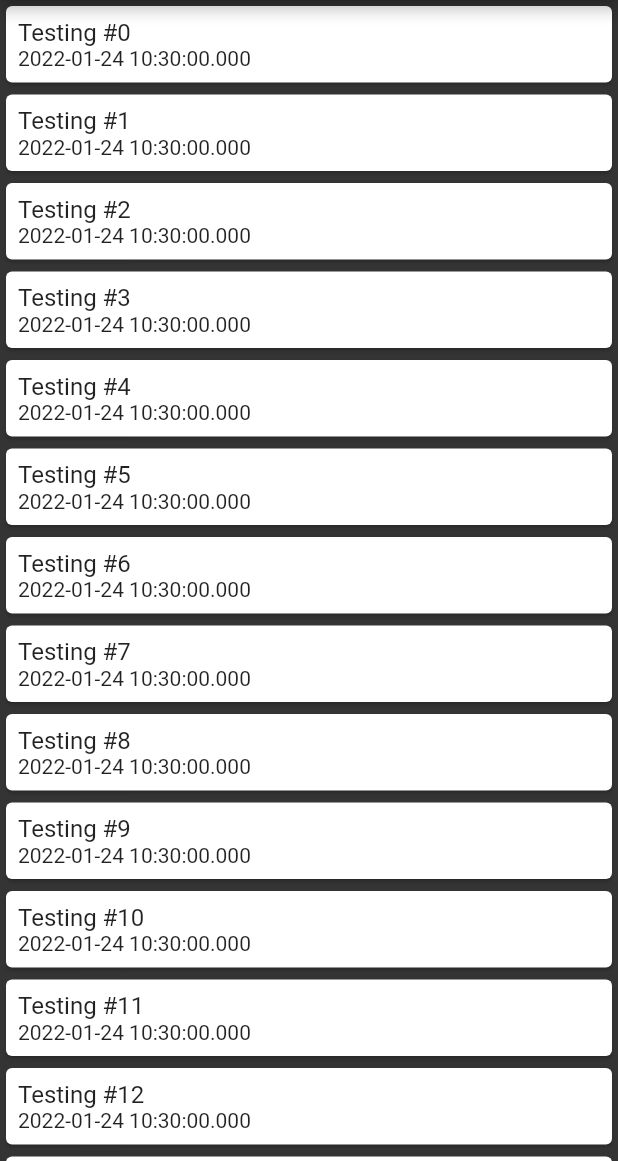
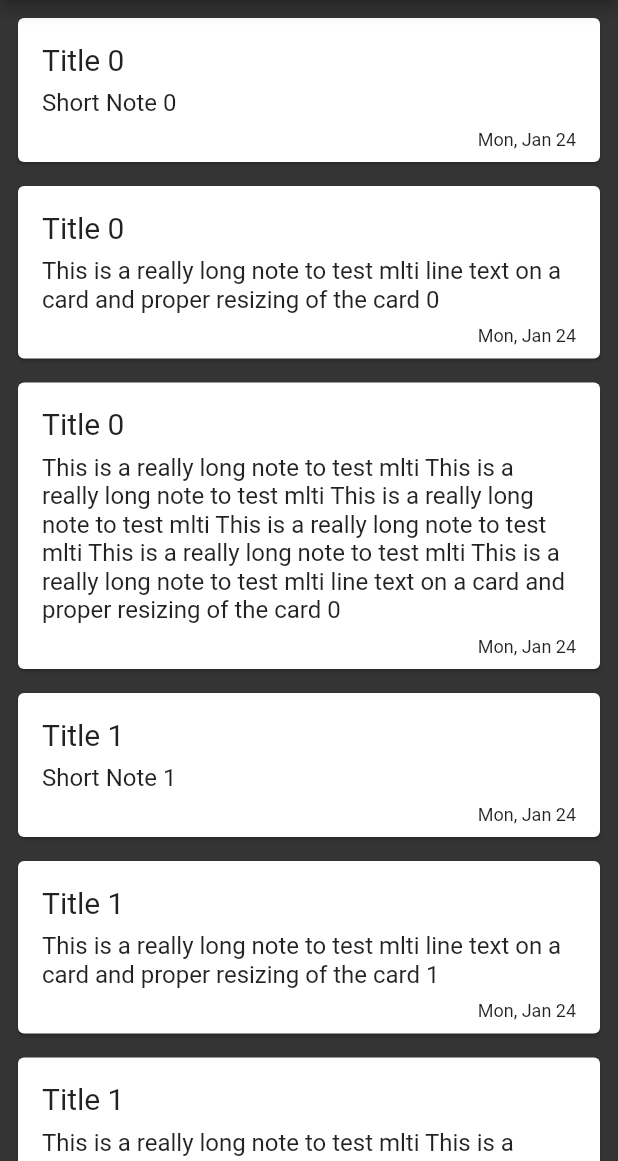
Before and after one commit to asyncaneek/ruminotes, a Flutter app: the screen it shows after launch, on a phone screen of 412 x 824 dp, the part 75-1236 px from its top. Run offline on Flutter 3.47's test engine with Material 2 defaults, Android fonts, the phone set to English and light mode, and no system bars.

Commit message:
added title and separated widgets further

```diff
--- a/lib/data_source/local_strorage.dart
+++ b/lib/data_source/local_strorage.dart
@@ -1,13 +1,23 @@
-import 'package:rumi_notes/model/NoteId.dart';
-import 'package:rumi_notes/model/Note.dart';
-import 'package:rumi_notes/model/StorageInterface.dart';
+import 'package:rumi_notes/model/note_id.dart';
+import 'package:rumi_notes/model/note.dart';
+import 'package:rumi_notes/model/storage_interface.dart';
 
 class LocalStorage extends StorageInterface {
   List<Note> notes = [];
 
   LocalStorage() {
-    for (var i = 0; i < 20; i++) {
-      notes.add(Note(id: NoteId(i), body: "Testing #$i"));
+    for (var i = 0; i < 2; i++) {
+      notes.add(Note(id: NoteId(i), title: "Title $i", text: "Short Note $i"));
+      notes.add(Note(
+          id: NoteId(i),
+          title: "Title $i",
+          text:
+              "This is a really long note to test mlti line text on a card and proper resizing of the card $i"));
+      notes.add(Note(
+          id: NoteId(i),
+          title: "Title $i",
+          text:
+              "This is a really long note to test mlti This is a really long note to test mlti This is a really long note to test mlti This is a really long note to test mlti This is a really long note to test mlti This is a really long note to test mlti line text on a card and proper resizing of the card $i"));
     }
   }
 
@@ -17,10 +27,8 @@ class LocalStorage extends StorageInterface {
   }
 
   @override
-  Note? getNoteAtIndex(int index)
-  // async
-  {
-    // await Future.delayed(const Duration(seconds: 2));
+  Future<Note?> getNoteAtIndex(int index) async {
+    await Future.delayed(const Duration(milliseconds: 1000));
     if (index < notes.length && index >= 0) {
       return notes.elementAt(index);
     }
--- a/lib/model/Note.dart
+++ b/lib/model/Note.dart
@@ -1,9 +1,10 @@
-import 'NoteId.dart';
+import 'note_id.dart';
 
 class Note {
   NoteId? id;
-  String body = "New Note";
+  String? title = "Title";
+  String? text = "New Note";
   DateTime time = DateTime.now();
 
-  Note({this.id, required this.body});
+  Note({this.id, this.title, this.text});
 }
--- a/lib/model/StorageInterface.dart
+++ /dev/null
@@ -1,6 +0,0 @@
-import 'package:rumi_notes/model/Note.dart';
-
-abstract class StorageInterface {
-  int getNotesCount();
-  Note? getNoteAtIndex(int index);
-}
--- a/lib/model/NoteId.dart
+++ b/lib/model/note_id.dart
@@ -1,5 +1,3 @@
-import 'dart:ffi';
-
 class NoteId {
   int? id;
   NoteId(this.id);
--- /dev/null
+++ b/lib/model/storage_interface.dart
@@ -0,0 +1,6 @@
+import 'package:rumi_notes/model/note.dart';
+
+abstract class StorageInterface {
+  int getNotesCount();
+  Future<Note?> getNoteAtIndex(int index);
+}
--- /dev/null
+++ b/lib/view/components/note_card.dart
@@ -0,0 +1,50 @@
+import 'package:flutter/material.dart';
+import 'package:rumi_notes/model/note.dart';
+import 'package:rumi_notes/view/components/note_list.dart';
+import 'package:intl/intl.dart';
+
+class NoteCard extends StatelessWidget {
+  static const String errorString = "error - no data";
+  String titleStr = errorString;
+  String bodyStr = errorString;
+  String timeStr = errorString;
+
+  NoteCard({Key? key, required Note? note}) : super(key: key) {
+    if (note != null) {
+      titleStr = note.title ?? "";
+      bodyStr = note.text ?? "";
+      timeStr = DateFormat('E, MMM dd').format(note.time);
+    }
+  }
+
+  @override
+  Widget build(BuildContext context) {
+    return Padding(
+      padding: const EdgeInsets.fromLTRB(
+          defPadding, defPadding, defPadding, defPadding / 2),
+      child: Column(
+        // align the text to the left instead of centered
+        crossAxisAlignment: CrossAxisAlignment.start,
+        children: <Widget>[
+          Text(
+            titleStr,
+            style: const TextStyle(fontSize: 20),
+          ),
+          const SizedBox(height: defPadding / 2),
+          Text(
+            bodyStr,
+            maxLines: null,
+            style: const TextStyle(fontSize: 16),
+          ),
+          const SizedBox(height: defPadding / 2),
+          Row(
+            mainAxisAlignment: MainAxisAlignment.end,
+            children: [
+              Text(timeStr, style: const TextStyle(fontSize: 12)),
+            ],
+          ),
+        ],
+      ),
+    );
+  }
+}
--- /dev/null
+++ b/lib/view/components/note_list.dart
@@ -0,0 +1,54 @@
+import 'package:flutter/material.dart';
+import 'package:rumi_notes/model/note.dart';
+import 'package:rumi_notes/model/storage_interface.dart';
+import 'package:rumi_notes/view/components/note_card.dart';
+import 'package:rumi_notes/view/components/skeleton.dart';
+
+const double defPadding = 16.0;
+
+class CardList extends StatelessWidget {
+  final StorageInterface storage;
+
+  const CardList({Key? key, required this.storage}) : super(key: key);
+
+  @override
+  Widget build(BuildContext context) {
+    return ListView.separated(
+        padding: const EdgeInsets.all(defPadding / 2),
+        itemBuilder: (context, index) {
+          return AsyncNoteCard(note: storage.getNoteAtIndex(index));
+        },
+        separatorBuilder: (BuildContext context, i) =>
+            const Skeleton(height: defPadding / 2),
+        itemCount: storage.getNotesCount());
+  }
+}
+
+class AsyncNoteCard extends StatelessWidget {
+  const AsyncNoteCard({Key? key, required this.note}) : super(key: key);
+
+  final Future<Note?> note;
+
+  @override
+  Widget build(BuildContext context) {
+    return Card(
+        child: FutureBuilder<Note?>(
+            future: note,
+            initialData: Note(title: "error - no data"),
+            builder: (BuildContext context, AsyncSnapshot<Note?> snapshot) {
+              if (snapshot.connectionState == ConnectionState.done &&
+                  !snapshot.hasError &&
+                  snapshot.hasData) {
+                return NoteCard(note: snapshot.data);
+              } else {
+                return const Padding(
+                  padding: EdgeInsets.all(defPadding / 2),
+                  child: Skeleton(
+                    height: 60,
+                    opacity: 0.2,
+                  ),
+                );
+              }
+            }));
+  }
+}
--- /dev/null
+++ b/lib/view/components/skeleton.dart
@@ -0,0 +1,23 @@
+import 'package:flutter/material.dart';
+import 'package:rumi_notes/view/components/colors.dart';
+
+class Skeleton extends StatelessWidget {
+  const Skeleton(
+      {Key? key, this.height, this.width, this.opacity, this.padding = 16})
+      : super(key: key);
+
+  final double? height, width, opacity;
+  final double padding;
+
+  @override
+  Widget build(BuildContext context) {
+    return Container(
+      height: height,
+      width: width,
+      padding: EdgeInsets.all(padding / 2),
+      decoration: BoxDecoration(
+          color: backgroundColorApp.withOpacity(opacity ?? 1.0),
+          borderRadius: BorderRadius.all(Radius.circular(padding))),
+    );
+  }
+}
--- a/lib/view/homepage.dart
+++ b/lib/view/homepage.dart
@@ -1,7 +1,7 @@
 import 'package:flutter/material.dart';
 import 'package:rumi_notes/data_source/local_strorage.dart';
-import 'package:rumi_notes/view/responsive/MobileBody.dart';
-import 'package:rumi_notes/view/responsive/ResponsiveLayout.dart';
+import 'package:rumi_notes/view/responsive/mobile_body.dart';
+import 'package:rumi_notes/view/responsive/responsive_layout.dart';
 
 class HomePage extends StatefulWidget {
   const HomePage({
--- a/lib/view/responsive/MobileBody.dart
+++ b/lib/view/responsive/mobile_body.dart
@@ -1,9 +1,9 @@
 import 'package:flutter/material.dart';
-import 'package:rumi_notes/model/StorageInterface.dart';
+import 'package:rumi_notes/model/storage_interface.dart';
 import 'package:rumi_notes/view/components/colors.dart';
 import 'package:rumi_notes/view/components/defines.dart';
-import 'package:rumi_notes/view/components/RumiNoteAppBar.dart';
-import 'package:rumi_notes/view/components/NoteList.dart';
+import 'package:rumi_notes/view/components/appbar.dart';
+import 'package:rumi_notes/view/components/note_list.dart';
 
 class MobileBody extends StatelessWidget {
   const MobileBody({Key? key, required this.storage}) : super(key: key);
--- a/lib/view/responsive/ResponsiveLayout.dart
+++ b/lib/view/responsive/responsive_layout.dart
@@ -1,5 +1,5 @@
 import 'package:flutter/material.dart';
-import 'Dimension.dart';
+import 'dimension.dart';
 
 class ResponsiveLayout extends StatelessWidget {
   final Widget mobileBody;
```
Also changed, not shown: lib/view/components/NoteList.dart (deleted, +0 -108 lines), pubspec.yaml (+4 -12 lines), lib/view/components/appbar.dart (renamed from lib/view/components/RumiNoteAppBar.dart), pubspec.lock.
